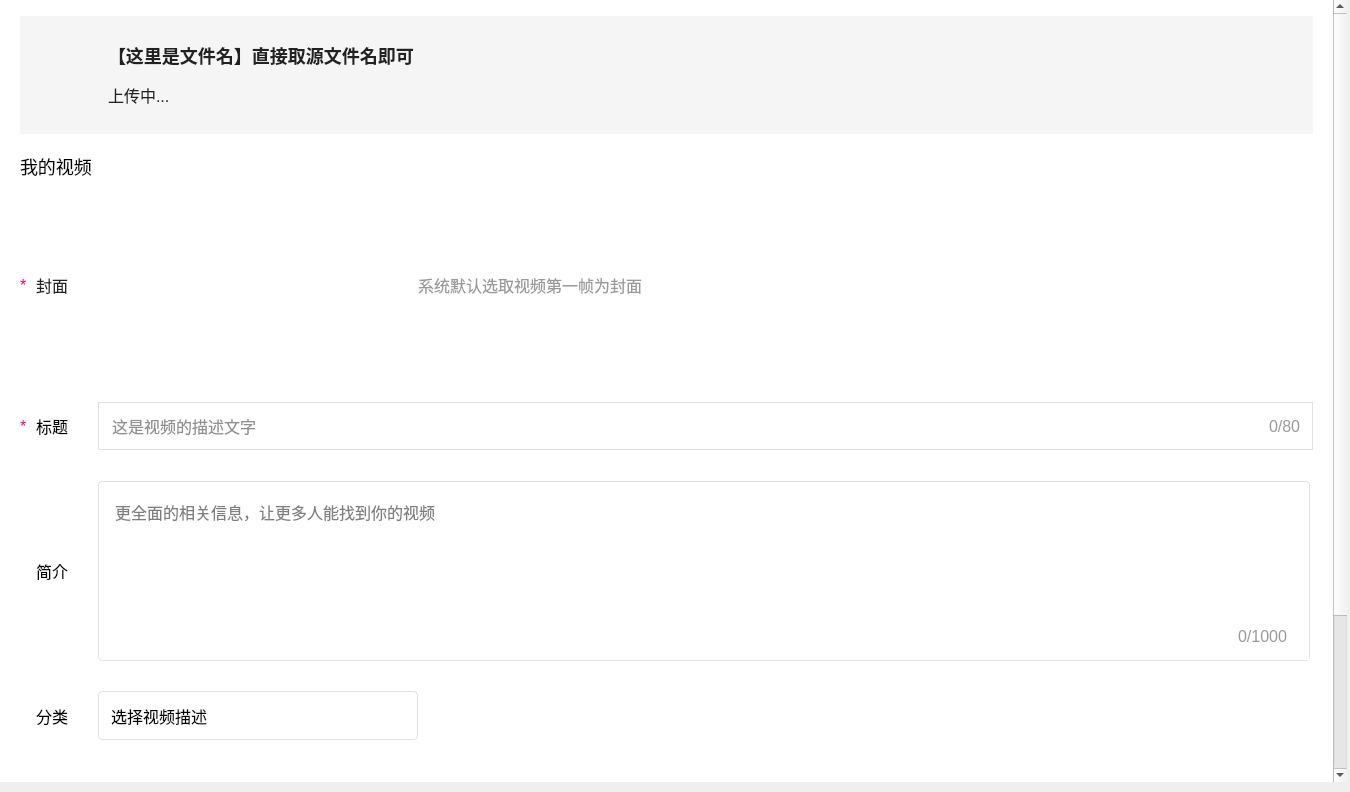
The window that client/BiliVideoPlayerSystem/uploadvideopage.ui (shilinnull/BiliVideoPlayer) describes before a commit, drawn with Qt 5.
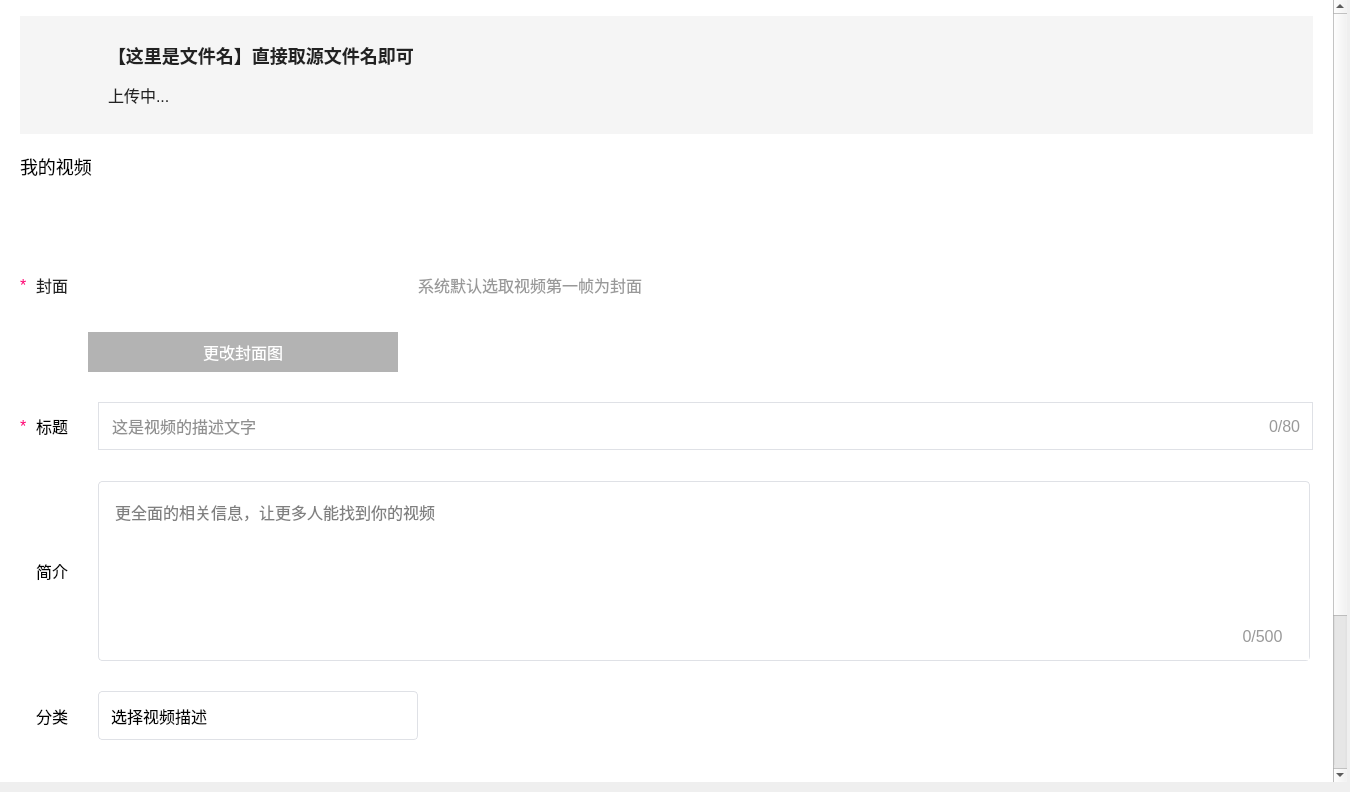
The same window after the commit. Icons and pictures are not drawn.

Patch:
```diff
--- a/client/BiliVideoPlayerSystem/uploadvideopage.ui
+++ b/client/BiliVideoPlayerSystem/uploadvideopage.ui
@@ -426,7 +426,7 @@
                  </rect>
                 </property>
                 <property name="styleSheet">
-                 <string notr="true">#changeButton { border : none; color : #FFFFFF; background-color : rgba(0, 0, 0, 0.0); }</string>
+                 <string notr="true">#changeButton { border : none; color : #FFFFFF; background-color : rgba(0, 0, 0, 0.3); }</string>
                 </property>
                 <property name="text">
                  <string>更改封面图</string>
@@ -690,7 +690,7 @@
                  <string notr="true">#briefLeftWord{ color : #999999; }</string>
                 </property>
                 <property name="text">
-                 <string>0/1000</string>
+                 <string>0/500</string>
                 </property>
                 <property name="alignment">
                  <set>Qt::AlignmentFlag::AlignCenter</set>
```
